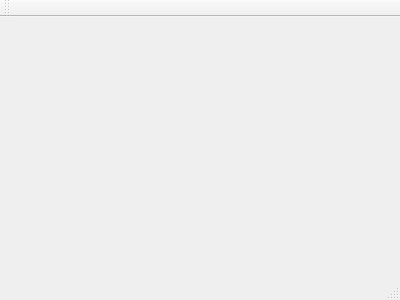
Before: the Qt Designer form ui/mainwindow.ui in aarnt/octopi, drawn with Qt 5.
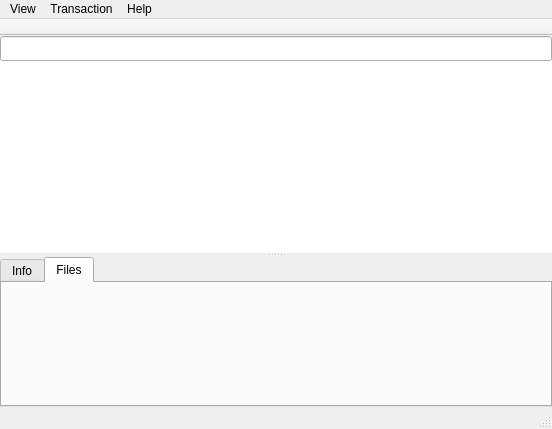
After: the same form once the commit is applied. Icons and pictures are not drawn.

Commit message: Changes in UI. Added resources.qrc.

Patch:
```diff
--- a/ui/mainwindow.ui
+++ b/ui/mainwindow.ui
@@ -1,24 +1,201 @@
 <ui version="4.0">
  <class>MainWindow</class>
- <widget class="QMainWindow" name="MainWindow" >
-  <property name="geometry" >
+ <widget class="QMainWindow" name="MainWindow">
+  <property name="geometry">
    <rect>
     <x>0</x>
     <y>0</y>
-    <width>400</width>
-    <height>300</height>
+    <width>552</width>
+    <height>404</height>
    </rect>
   </property>
   <property name="windowTitle" >
    <string>MainWindow</string>
   </property>
-  <widget class="QMenuBar" name="menuBar" />
-  <widget class="QToolBar" name="mainToolBar" />
-  <widget class="QWidget" name="centralWidget" />
-  <widget class="QStatusBar" name="statusBar" />
+  <property name="windowIcon">
+   <iconset resource="../resources.qrc">
+    <normaloff>:/resorces/icons/resources/icons/octopi_yellow.png</normaloff>:/resorces/icons/resources/icons/octopi_yellow.png</iconset>
+  </property>
+  <widget class="QWidget" name="centralWidget">
+   <property name="enabled">
+    <bool>true</bool>
+   </property>
+   <layout class="QGridLayout" name="gridLayout">
+    <property name="margin">
+     <number>0</number>
+    </property>
+    <property name="spacing">
+     <number>0</number>
+    </property>
+    <item row="0" column="0">
+     <layout class="QVBoxLayout" name="verticalLayout">
+      <property name="spacing">
+       <number>0</number>
+      </property>
+      <item>
+       <widget class="QLineEdit" name="lineEdit">
+        <property name="minimumSize">
+         <size>
+          <width>0</width>
+          <height>25</height>
+         </size>
+        </property>
+       </widget>
+      </item>
+      <item>
+       <widget class="QSplitter" name="splitter">
+        <property name="lineWidth">
+         <number>1</number>
+        </property>
+        <property name="orientation">
+         <enum>Qt::Vertical</enum>
+        </property>
+        <widget class="QTreeView" name="tvPackages">
+         <property name="sizePolicy">
+          <sizepolicy hsizetype="Expanding" vsizetype="MinimumExpanding">
+           <horstretch>0</horstretch>
+           <verstretch>0</verstretch>
+          </sizepolicy>
+         </property>
+         <property name="minimumSize">
+          <size>
+           <width>0</width>
+           <height>0</height>
+          </size>
+         </property>
+         <property name="maximumSize">
+          <size>
+           <width>16777215</width>
+           <height>16777215</height>
+          </size>
+         </property>
+         <property name="frameShape">
+          <enum>QFrame::NoFrame</enum>
+         </property>
+         <property name="frameShadow">
+          <enum>QFrame::Plain</enum>
+         </property>
+         <property name="indentation">
+          <number>20</number>
+         </property>
+        </widget>
+        <widget class="QTabWidget" name="twProperties">
+         <property name="sizePolicy">
+          <sizepolicy hsizetype="Expanding" vsizetype="Maximum">
+           <horstretch>0</horstretch>
+           <verstretch>1</verstretch>
+          </sizepolicy>
+         </property>
+         <property name="minimumSize">
+          <size>
+           <width>0</width>
+           <height>150</height>
+          </size>
+         </property>
+         <property name="currentIndex">
+          <number>1</number>
+         </property>
+         <widget class="QWidget" name="tabInfo">
+          <attribute name="title">
+           <string>Info</string>
+          </attribute>
+         </widget>
+         <widget class="QWidget" name="tbFiles">
+          <attribute name="title">
+           <string>Files</string>
+          </attribute>
+         </widget>
+        </widget>
+       </widget>
+      </item>
+     </layout>
+    </item>
+   </layout>
+  </widget>
+  <widget class="QMenuBar" name="menuBar">
+   <property name="geometry">
+    <rect>
+     <x>0</x>
+     <y>0</y>
+     <width>552</width>
+     <height>22</height>
+    </rect>
+   </property>
+   <widget class="QMenu" name="menuHelp">
+    <property name="title">
+     <string>Help</string>
+    </property>
+    <addaction name="actionAbout"/>
+   </widget>
+   <widget class="QMenu" name="menuView">
+    <property name="title">
+     <string>View</string>
+    </property>
+    <addaction name="actionInstalled_pkgs"/>
+    <addaction name="actionNon_installed_pkgs"/>
+   </widget>
+   <widget class="QMenu" name="menuTransaction">
+    <property name="title">
+     <string>Transaction</string>
+    </property>
+    <addaction name="actionCommit"/>
+    <addaction name="actionRollback"/>
+   </widget>
+   <addaction name="menuView"/>
+   <addaction name="menuTransaction"/>
+   <addaction name="menuHelp"/>
+  </widget>
+  <widget class="QToolBar" name="mainToolBar">
+   <property name="movable">
+    <bool>false</bool>
+   </property>
+   <attribute name="toolBarArea">
+    <enum>TopToolBarArea</enum>
+   </attribute>
+   <attribute name="toolBarBreak">
+    <bool>false</bool>
+   </attribute>
+  </widget>
+  <widget class="QStatusBar" name="statusBar"/>
+  <action name="actionAbout">
+   <property name="text">
+    <string>About</string>
+   </property>
+  </action>
+  <action name="actionInstalled_pkgs">
+   <property name="checkable">
+    <bool>true</bool>
+   </property>
+   <property name="text">
+    <string>Installed pkgs</string>
+   </property>
+  </action>
+  <action name="actionNon_installed_pkgs">
+   <property name="checkable">
+    <bool>true</bool>
+   </property>
+   <property name="text">
+    <string>Non installed pkgs</string>
+   </property>
+  </action>
+  <action name="actionCommit">
+   <property name="text">
+    <string>Commit</string>
+   </property>
+  </action>
+  <action name="actionRollback">
+   <property name="text">
+    <string>Rollback</string>
+   </property>
+  </action>
  </widget>
- <layoutDefault spacing="6" margin="11" />
- <pixmapfunction></pixmapfunction>
- <resources/>
+ <layoutdefault spacing="6" margin="11"/>
+ <tabstops>
+  <tabstop>tvPackages</tabstop>
+  <tabstop>twProperties</tabstop>
+ </tabstops>
+ <resources>
+  <include location="../resources.qrc"/>
+ </resources>
  <connections/>
 </ui>
```
Left out of the diff: 5 changed lines with no effect on the pictures. The commit also changes 2 other files.
